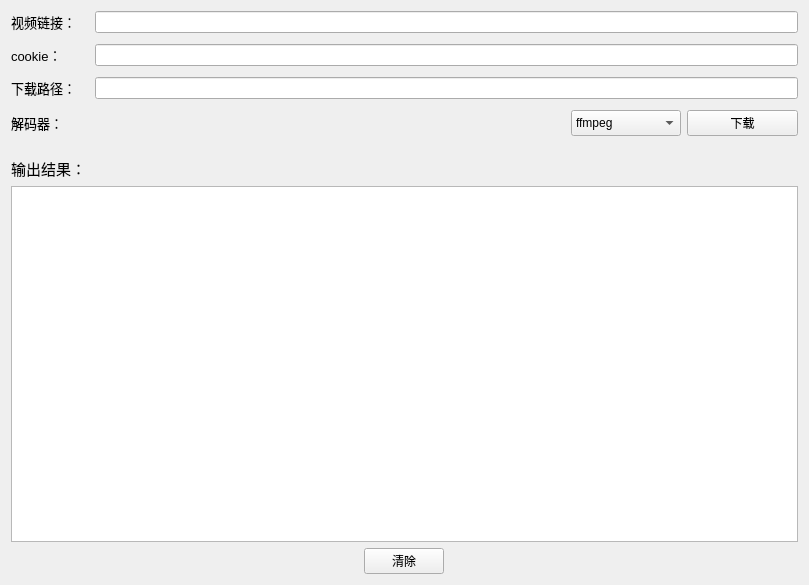
Old version of the form guiFiles/main.ui in the repository huangccb/bilibili_downloader.
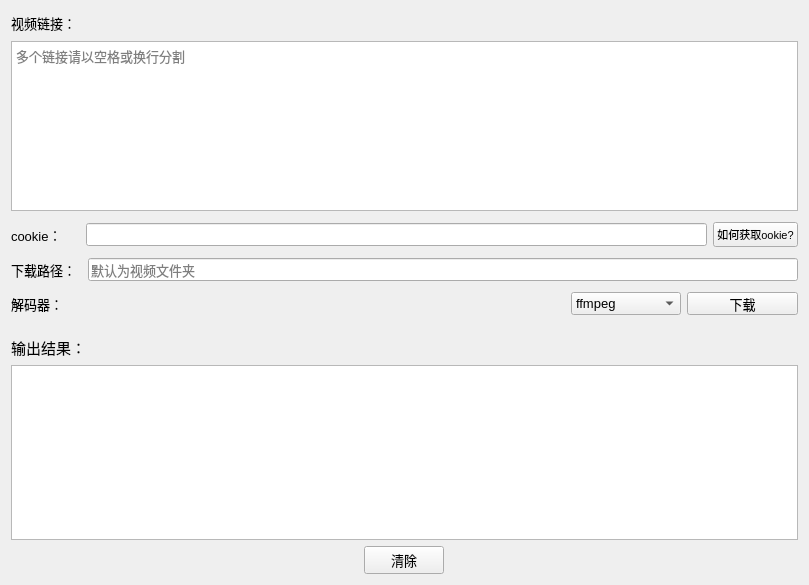
New version of the form. Icons and pictures are not drawn. Custom widgets are drawn as their Qt base class.

Commit message: 采用ffmpeg-python调用ffmpeg，增加多视频下载，添加获取cookie教程链接

What changed in the file:
```diff
--- a/guiFiles/main.ui
+++ b/guiFiles/main.ui
@@ -10,12 +10,17 @@
     <height>585</height>
    </rect>
   </property>
+  <property name="font">
+   <font>
+    <pointsize>10</pointsize>
+   </font>
+  </property>
   <property name="windowTitle">
    <string>Bilibili Downloader</string>
   </property>
   <layout class="QVBoxLayout" name="verticalLayout">
    <item>
-    <layout class="QHBoxLayout" name="horizontalLayout" stretch="1,9">
+    <layout class="QVBoxLayout" name="verticalLayout_2" stretch="1,7">
      <item>
       <widget class="CaptionLabel" name="label_2">
        <property name="font">
@@ -29,12 +34,18 @@
       </widget>
      </item>
      <item>
-      <widget class="LineEdit" name="urlEdit">
-       <property name="text">
-        <string/>
+      <widget class="PlainTextEdit" name="urlEdit">
+       <property name="sizePolicy">
+        <sizepolicy hsizetype="Expanding" vsizetype="Expanding">
+         <horstretch>0</horstretch>
+         <verstretch>0</verstretch>
+        </sizepolicy>
+       </property>
+       <property name="lineWrapMode">
+        <enum>QPlainTextEdit::NoWrap</enum>
        </property>
        <property name="placeholderText">
-        <string/>
+        <string>多个链接请以空格或换行分割</string>
        </property>
       </widget>
      </item>
@@ -57,7 +68,7 @@
     </spacer>
    </item>
    <item>
-    <layout class="QHBoxLayout" name="horizontalLayout_2" stretch="1,9">
+    <layout class="QHBoxLayout" name="horizontalLayout_2" stretch="1,9,1">
      <item>
       <widget class="CaptionLabel" name="label_3">
        <property name="minimumSize">
@@ -83,6 +94,24 @@
        </property>
       </widget>
      </item>
+     <item>
+      <widget class="HyperlinkButton" name="linkButton">
+       <property name="sizePolicy">
+        <sizepolicy hsizetype="Minimum" vsizetype="Minimum">
+         <horstretch>0</horstretch>
+         <verstretch>0</verstretch>
+        </sizepolicy>
+       </property>
+       <property name="font">
+        <font>
+         <pointsize>8</pointsize>
+        </font>
+       </property>
+       <property name="text">
+        <string>如何获取ookie?</string>
+       </property>
+      </widget>
+     </item>
     </layout>
    </item>
    <item>
@@ -102,7 +131,7 @@
     </spacer>
    </item>
    <item>
-    <layout class="QHBoxLayout" name="horizontalLayout_3" stretch="1,9">
+    <layout class="QHBoxLayout" name="horizontalLayout_3" stretch="1,10">
      <property name="spacing">
       <number>6</number>
      </property>
@@ -128,7 +157,11 @@
       </widget>
      </item>
      <item>
-      <widget class="LineEdit" name="outPath"/>
+      <widget class="LineEdit" name="outPath">
+       <property name="placeholderText">
+        <string>默认为视频文件夹</string>
+       </property>
+      </widget>
      </item>
     </layout>
    </item>
@@ -303,6 +336,16 @@
    <extends>QComboBox</extends>
    <header>qfluentwidgets</header>
   </customwidget>
+  <customwidget>
+   <class>HyperlinkButton</class>
+   <extends>QPushButton</extends>
+   <header>qfluentwidgets</header>
+  </customwidget>
+  <customwidget>
+   <class>PlainTextEdit</class>
+   <extends>QPlainTextEdit</extends>
+   <header>qfluentwidgets</header>
+  </customwidget>
  </customwidgets>
  <resources/>
  <connections/>
```
Left out of the diff: 4 changed lines with no effect on the pictures. The commit also changes 4 other files.
